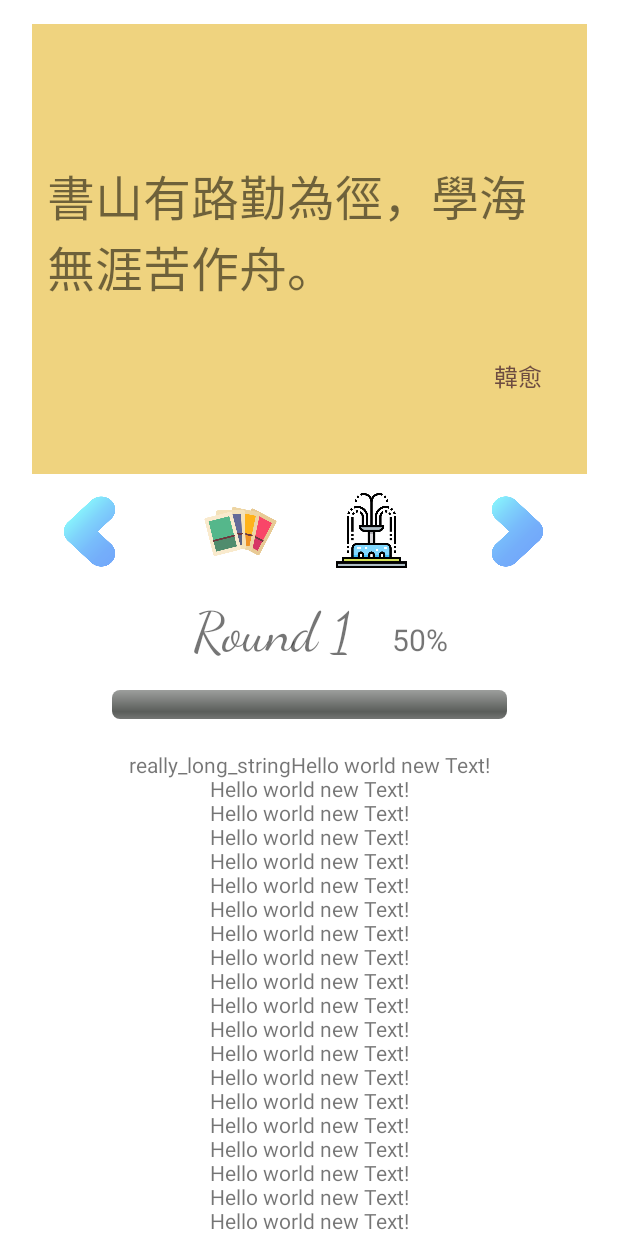
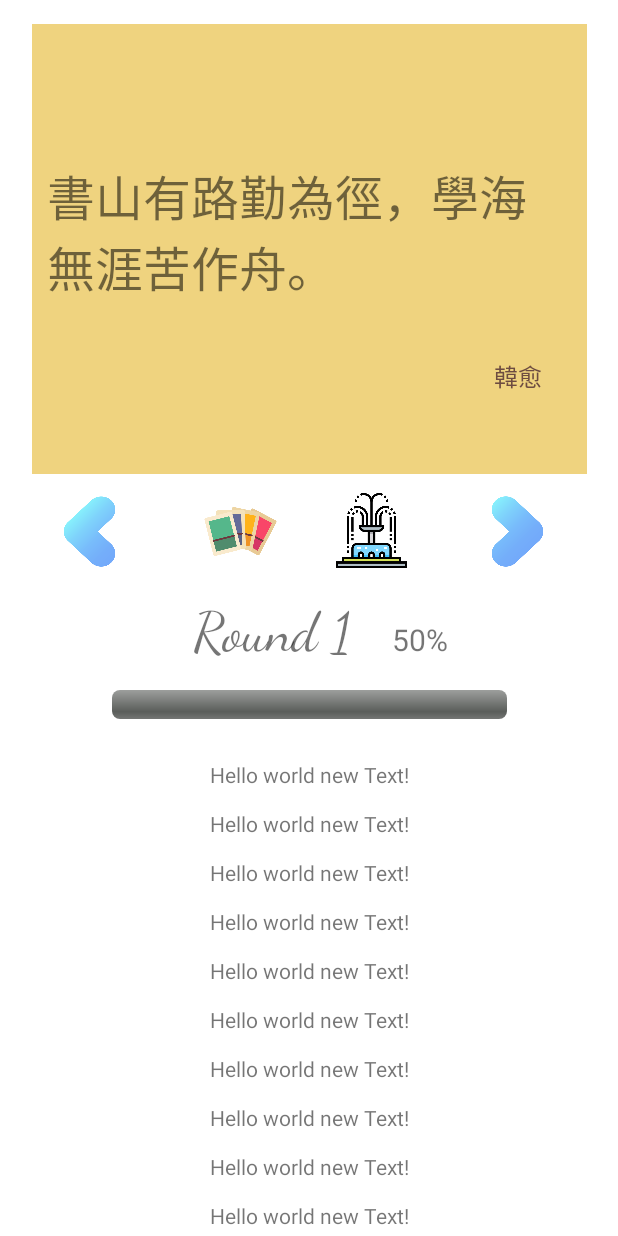
Before and after one commit to iamsad5566/self-care-task-manager, an Android app: the screen it shows after launch (MainActivity), on a phone screen of 412 x 824 dp. Run offline under Robolectric (Android 15) with nearby library versions, the phone set to English and light mode, and no system bars.

Commit message:
update: list textView in a linearLayout

```diff
--- a/app/src/main/java/welfare/self_care_task_manager/HomePage.kt
+++ b/app/src/main/java/welfare/self_care_task_manager/HomePage.kt
@@ -2,13 +2,13 @@ package welfare.self_care_task_manager
 
 import android.app.Activity
 import android.os.Bundle
+import android.view.Gravity
 import androidx.fragment.app.Fragment
 import android.view.LayoutInflater
 import android.view.View
 import android.view.ViewGroup
-import android.widget.ImageButton
-import android.widget.TextView
-import android.widget.Toast
+import android.widget.*
+import androidx.core.view.setPadding
 import androidx.navigation.Navigation
 
 /**
@@ -38,10 +38,10 @@ class HomePage : Fragment() {
 
         val btnLast = view.findViewById<ImageButton>(R.id.toLastCard)
         val btnNext = view.findViewById<ImageButton>(R.id.toNextCard)
-        btnLast.setOnClickListener{
+        btnLast.setOnClickListener {
             Toast.makeText(view.context, "param1", Toast.LENGTH_SHORT).show()
         }
-        btnNext.setOnClickListener{
+        btnNext.setOnClickListener {
             Toast.makeText(view.context, "param2", Toast.LENGTH_SHORT).show()
         }
 
@@ -50,9 +50,14 @@ class HomePage : Fragment() {
             Toast.makeText(view.context, "YO", Toast.LENGTH_SHORT).show()
         }
 
-        val textInScroll = view.findViewById<TextView>(R.id.tv_long)
-        for(i in 1 until 100) {
-            textInScroll.append("Hello world new Text!\n")
+        // Call an API to retrieve the ongoing to-do list
+        val textInScroll = view.findViewById<LinearLayout>(R.id.innerLayout)
+        for (i in 1 until 50) {
+            val textView = TextView(view.context)
+            textView.text = "Hello world new Text!"
+            textView.setPadding(10)
+            textView.gravity = Gravity.CENTER
+            textInScroll.addView(textView)
         }
     }
 }
--- a/app/src/main/res/layout/fragment_home_page.xml
+++ b/app/src/main/res/layout/fragment_home_page.xml
@@ -100,22 +100,26 @@
             android:layout_height="wrap_content" android:id="@+id/textView2"
             app:layout_constraintStart_toEndOf="@+id/round" android:layout_marginStart="16dp"
             app:layout_constraintEnd_toEndOf="parent" app:layout_constraintBottom_toTopOf="@+id/progressBar"
-            app:layout_constraintHorizontal_bias="0.087" android:layout_marginBottom="20dp"/>
+            app:layout_constraintHorizontal_bias="0.087" android:layout_marginBottom="20dp"
+            tools:ignore="HardcodedText"/>
     <ScrollView
             android:layout_width="400dp"
             android:layout_height="348dp"
+            android:id="@+id/scrollHome"
             app:layout_constraintEnd_toEndOf="parent" app:layout_constraintStart_toStartOf="parent"
             app:layout_constraintTop_toTopOf="@+id/progressBar" android:layout_marginTop="40dp"
             app:layout_constraintBottom_toBottomOf="parent"
 
 
-            tools:ignore="SpeakableTextPresentCheck" app:layout_constraintVertical_bias="0.0">
-        <TextView
-          android:id="@+id/tv_long"
-          android:layout_width="match_parent"
-          android:layout_height="48dp"
-          android:gravity="center"
-          android:text="really_long_string" tools:ignore="HardcodedText"/>
+            app:layout_constraintVertical_bias="0.0" tools:ignore="SpeakableTextPresentCheck">
+        <LinearLayout
+                android:orientation="vertical"
+                android:layout_width="match_parent"
+                android:id="@+id/innerLayout"
+                android:layout_height="wrap_content">
+
+        </LinearLayout>
 
     </ScrollView>
+
 </androidx.constraintlayout.widget.ConstraintLayout>
```
